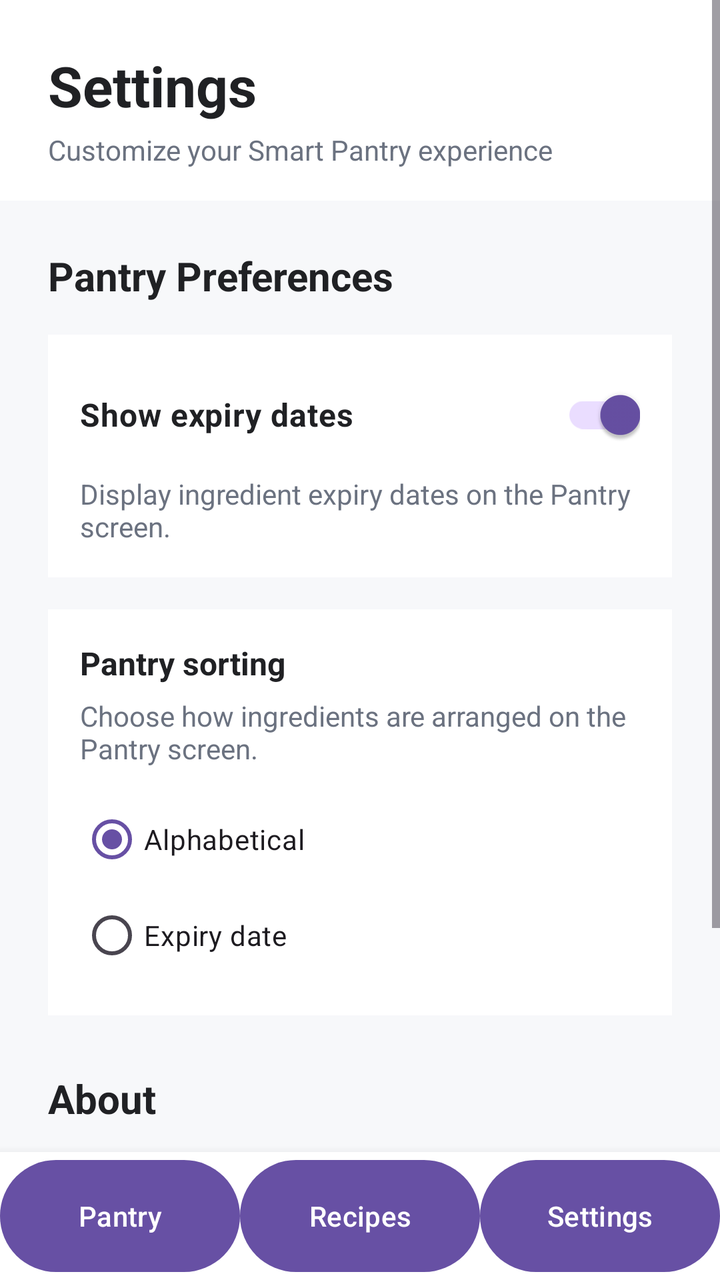
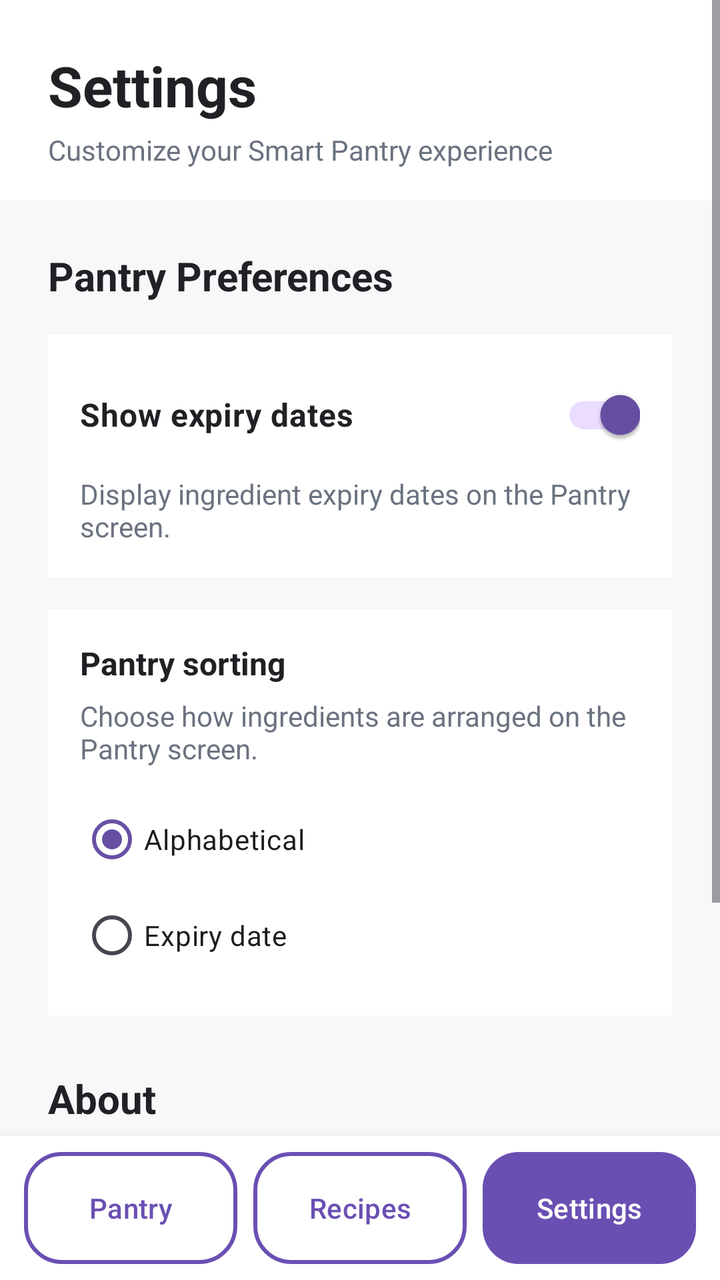

Before-and-after screenshots of an Android layout around one commit, followed by the original layout XML and the change that was made.
<!-- AndroidManifest.xml: application theme Theme.SmartPantryManager -->
<!-- res/layout/activity_settings.xml -->
<?xml version="1.0" encoding="utf-8"?>
<LinearLayout xmlns:android="http://schemas.android.com/apk/res/android"
    android:layout_width="match_parent"
    android:layout_height="match_parent"
    android:orientation="vertical"
    android:background="#F7F8FA">

    
    <ScrollView
        android:layout_width="match_parent"
        android:layout_height="0dp"
        android:layout_weight="1">

        <LinearLayout
            android:layout_width="match_parent"
            android:layout_height="wrap_content"
            android:orientation="vertical">

            
            <LinearLayout
                android:layout_width="match_parent"
                android:layout_height="wrap_content"
                android:orientation="vertical"
                android:paddingStart="24dp"
                android:paddingTop="24dp"
                android:paddingEnd="24dp"
                android:paddingBottom="16dp"
                android:background="#FFFFFF">

                <TextView
                    android:layout_width="wrap_content"
                    android:layout_height="wrap_content"
                    android:text="Settings"
                    android:textSize="28sp"
                    android:textStyle="bold"
                    android:textColor="#202124" />

                <TextView
                    android:layout_width="wrap_content"
                    android:layout_height="wrap_content"
                    android:layout_marginTop="4dp"
                    android:text="Customize your Smart Pantry experience"
                    android:textSize="14sp"
                    android:textColor="#6B7280" />

            </LinearLayout>


            
            <TextView
                android:layout_width="match_parent"
                android:layout_height="wrap_content"
                android:layout_marginStart="24dp"
                android:layout_marginTop="24dp"
                android:layout_marginEnd="24dp"
                android:text="Pantry Preferences"
                android:textSize="20sp"
                android:textStyle="bold"
                android:textColor="#202124" />


            
            <LinearLayout
                android:layout_width="match_parent"
                android:layout_height="wrap_content"
                android:layout_marginStart="24dp"
                android:layout_marginTop="16dp"
                android:layout_marginEnd="24dp"
                android:orientation="vertical"
                android:padding="16dp"
                android:background="#FFFFFF">

                <androidx.appcompat.widget.SwitchCompat
                    android:id="@+id/switchShowExpiry"
                    android:layout_width="match_parent"
                    android:layout_height="wrap_content"
                    android:text="Show expiry dates"
                    android:textSize="16sp"
                    android:textStyle="bold"
                    android:textColor="#202124"
                    android:checked="true" />

                <TextView
                    android:layout_width="match_parent"
                    android:layout_height="wrap_content"
                    android:layout_marginTop="6dp"
                    android:text="Display ingredient expiry dates on the Pantry screen."
                    android:textSize="14sp"
                    android:textColor="#6B7280" />

            </LinearLayout>


            
            <LinearLayout
                android:layout_width="match_parent"
                android:layout_height="wrap_content"
                android:layout_marginStart="24dp"
                android:layout_marginTop="16dp"
                android:layout_marginEnd="24dp"
                android:orientation="vertical"
                android:padding="16dp"
                android:background="#FFFFFF">

                <TextView
                    android:layout_width="match_parent"
                    android:layout_height="wrap_content"
                    android:text="Pantry sorting"
                    android:textSize="16sp"
                    android:textStyle="bold"
                    android:textColor="#202124" />

                <TextView
                    android:layout_width="match_parent"
                    android:layout_height="wrap_content"
                    android:layout_marginTop="6dp"
                    android:text="Choose how ingredients are arranged on the Pantry screen."
                    android:textSize="14sp"
                    android:textColor="#6B7280" />

                
                <RadioGroup
                    android:id="@+id/radioGroupSort"
                    android:layout_width="match_parent"
                    android:layout_height="wrap_content"
                    android:layout_marginTop="12dp">

                    <RadioButton
                        android:id="@+id/radioAlphabetical"
                        android:layout_width="wrap_content"
                        android:layout_height="wrap_content"
                        android:text="Alphabetical"
                        android:checked="true" />

                    <RadioButton
                        android:id="@+id/radioExpiry"
                        android:layout_width="wrap_content"
                        android:layout_height="wrap_content"
                        android:text="Expiry date" />

                </RadioGroup>

            </LinearLayout>


            
            <TextView
                android:layout_width="match_parent"
                android:layout_height="wrap_content"
                android:layout_marginStart="24dp"
                android:layout_marginTop="28dp"
                android:layout_marginEnd="24dp"
                android:text="About"
                android:textSize="20sp"
                android:textStyle="bold"
                android:textColor="#202124" />


            
            <LinearLayout
                android:layout_width="match_parent"
                android:layout_height="wrap_content"
                android:layout_marginStart="24dp"
                android:layout_marginTop="16dp"
                android:layout_marginEnd="24dp"
                android:layout_marginBottom="24dp"
                android:orientation="vertical"
                android:padding="16dp"
                android:background="#FFFFFF">

                <TextView
                    android:layout_width="match_parent"
                    android:layout_height="wrap_content"
                    android:text="Smart Pantry Manager"
                    android:textSize="17sp"
                    android:textStyle="bold"
                    android:textColor="#202124" />

                <TextView
                    android:layout_width="match_parent"
                    android:layout_height="wrap_content"
                    android:layout_marginTop="6dp"
                    android:text="Track pantry ingredients and discover recipes you can make using what you already have."
                    android:textSize="14sp"
                    android:textColor="#6B7280" />

            </LinearLayout>

        </LinearLayout>

    </ScrollView>


    
    <LinearLayout
        android:layout_width="match_parent"
        android:layout_height="64dp"
        android:orientation="horizontal"
        android:background="#FFFFFF"
        android:elevation="8dp">

        
        <Button
            android:id="@+id/btnPantry"
            android:layout_width="0dp"
            android:layout_height="match_parent"
            android:layout_weight="1"
            android:text="Pantry"
            android:textAllCaps="false" />

        
        <Button
            android:id="@+id/btnRecipes"
            android:layout_width="0dp"
            android:layout_height="match_parent"
            android:layout_weight="1"
            android:text="Recipes"
            android:textAllCaps="false" />

        
        <Button
            android:id="@+id/btnSettings"
            android:layout_width="0dp"
            android:layout_height="match_parent"
            android:layout_weight="1"
            android:text="Settings"
            android:textAllCaps="false" />

    </LinearLayout>

</LinearLayout>
<!-- resources referenced by this layout -->
<resources>
  <style name="Theme.SmartPantryManager" parent="Base.Theme.SmartPantryManager" />
  <style name="Base.Theme.SmartPantryManager" parent="Theme.Material3.DayNight.NoActionBar">
          
          
      </style>
</resources>

<!-- the commit's change to res/layout/activity_settings.xml (unified diff, before → after) -->
@@ -1,5 +1,6 @@
 <?xml version="1.0" encoding="utf-8"?>
 <LinearLayout xmlns:android="http://schemas.android.com/apk/res/android"
+    xmlns:app="http://schemas.android.com/apk/res-auto"
     android:layout_width="match_parent"
     android:layout_height="match_parent"
     android:orientation="vertical"
@@ -194,28 +195,46 @@
     
     <LinearLayout
         android:layout_width="match_parent"
-        android:layout_height="64dp"
+        android:layout_height="72dp"
         android:orientation="horizontal"
+        android:gravity="center"
+        android:paddingStart="12dp"
+        android:paddingTop="8dp"
+        android:paddingEnd="12dp"
+        android:paddingBottom="8dp"
         android:background="#FFFFFF"
         android:elevation="8dp">
 
-        
         <Button
             android:id="@+id/btnPantry"
             android:layout_width="0dp"
             android:layout_height="match_parent"
             android:layout_weight="1"
+            android:layout_marginEnd="4dp"
+            android:background="@drawable/nav_button_outline"
+            app:backgroundTint="@null"
             android:text="Pantry"
-            android:textAllCaps="false" />
-
-        
+            android:textAllCaps="false"
+            android:textColor="@color/nav_purple"
+            android:textSize="14sp"
+            android:minWidth="0dp"
+            android:minHeight="0dp" />
+
         <Button
             android:id="@+id/btnRecipes"
             android:layout_width="0dp"
             android:layout_height="match_parent"
             android:layout_weight="1"
+            android:layout_marginStart="4dp"
+            android:layout_marginEnd="4dp"
+            android:background="@drawable/nav_button_outline"
+            app:backgroundTint="@null"
             android:text="Recipes"
-            android:textAllCaps="false" />
+            android:textAllCaps="false"
+            android:textColor="@color/nav_purple"
+            android:textSize="14sp"
+            android:minWidth="0dp"
+            android:minHeight="0dp" />
 
         
         <Button
@@ -223,8 +242,15 @@
             android:layout_width="0dp"
             android:layout_height="match_parent"
             android:layout_weight="1"
+            android:layout_marginStart="4dp"
+            android:background="@drawable/nav_button_active"
+            app:backgroundTint="@null"
             android:text="Settings"
-            android:textAllCaps="false" />
+            android:textAllCaps="false"
+            android:textColor="#FFFFFF"
+            android:textSize="14sp"
+            android:minWidth="0dp"
+            android:minHeight="0dp" />
 
     </LinearLayout>
 
<!-- resource entries referenced after the edit -->
@@ -1,6 +1,97 @@
 <!-- resources referenced by this layout -->
 <resources>
+  <color name="nav_purple">#6A4FB3</color>
+  <!-- drawable nav_button_active (drawable) -->
+  <?xml version="1.0" encoding="utf-8"?>
+  <selector xmlns:android="http://schemas.android.com/apk/res/android">
+  
+      
+      <item android:state_hovered="true">
+          <shape android:shape="rectangle">
+  
+              <solid android:color="@color/nav_purple_dark" />
+  
+              <corners android:radius="18dp" />
+  
+          </shape>
+      </item>
+  
+      
+      <item android:state_pressed="true">
+          <shape android:shape="rectangle">
+  
+              <solid android:color="@color/nav_purple_dark" />
+  
+              <corners android:radius="18dp" />
+  
+          </shape>
+      </item>
+  
+      
+      <item>
+          <shape android:shape="rectangle">
+  
+              <solid android:color="@color/nav_purple" />
+  
+              <corners android:radius="18dp" />
+  
+          </shape>
+      </item>
+  
+  </selector>
+  <!-- drawable nav_button_outline (drawable) -->
+  <?xml version="1.0" encoding="utf-8"?>
+  <selector xmlns:android="http://schemas.android.com/apk/res/android">
+  
+      
+      <item android:state_hovered="true">
+          <shape android:shape="rectangle">
+  
+              <solid android:color="@color/nav_purple_light" />
+  
+              <stroke
+                  android:width="2dp"
+                  android:color="@color/nav_purple" />
+  
+              <corners android:radius="18dp" />
+  
+          </shape>
+      </item>
+  
+      
+      <item android:state_pressed="true">
+          <shape android:shape="rectangle">
+  
+              <solid android:color="@color/nav_purple_light" />
+  
+              <stroke
+                  android:width="2dp"
+                  android:color="@color/nav_purple_dark" />
+  
+              <corners android:radius="18dp" />
+  
+          </shape>
+      </item>
+  
+      
+      <item>
+          <shape android:shape="rectangle">
+  
+              <solid android:color="#FFFFFF" />
+  
+              <stroke
+                  android:width="2dp"
+                  android:color="@color/nav_purple" />
+  
+              <corners android:radius="18dp" />
+  
+          </shape>
+      </item>
+  
+  </selector>
   <style name="Theme.SmartPantryManager" parent="Base.Theme.SmartPantryManager" />
+  <color name="nav_purple_dark">#563D9C</color>
+  <color name="nav_purple_light">#EEE8FA</color>
   <style name="Base.Theme.SmartPantryManager" parent="Theme.Material3.DayNight.NoActionBar">
           
           
